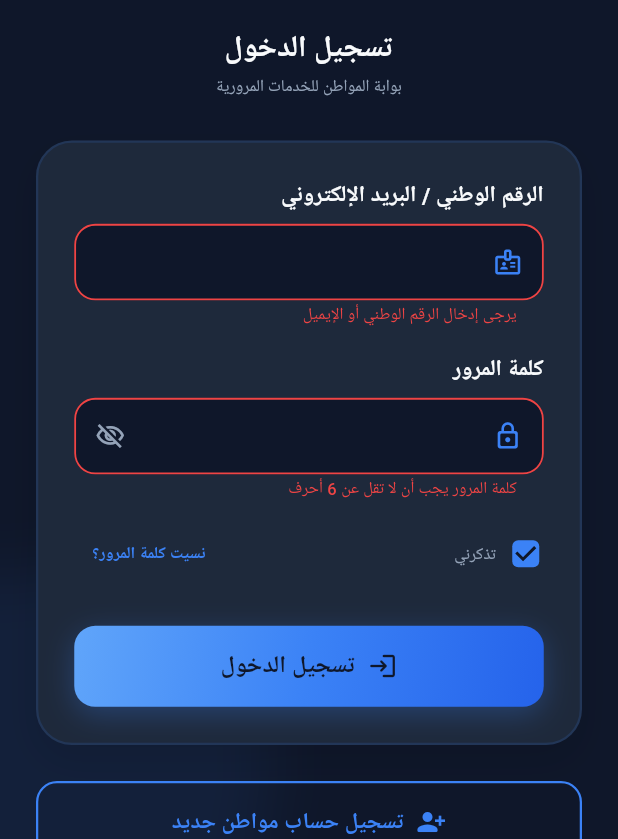
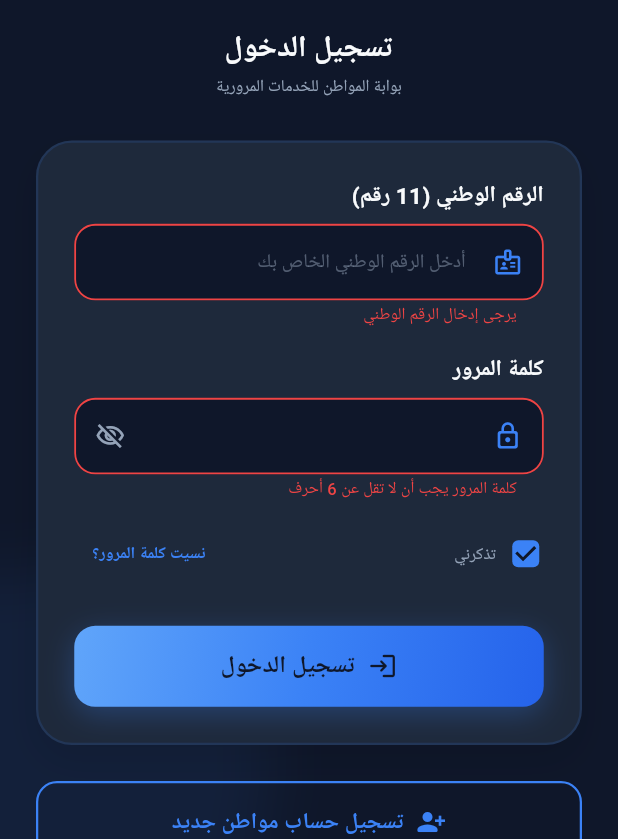
Before and after one commit to mohammednaldeen412-ux/smart-traffic-sudan, a Flutter app: the LoginScreen screen opened directly, after a tap on "تسجيل الدخول", on a phone screen of 412 x 824 dp, the part 397-1236 px from its top. Run offline on Flutter 3.47's test engine with Material 3 defaults, Android fonts, the phone set to English and light mode, and no system bars; our stand-ins replace cloud_firestore, cloud_functions, firebase_auth, firebase_core, firebase_messaging, flutter_secure_storage and 6 more; accounts and stored records are empty; Roboto replaces fonts that are missing (Cairo).

Commit message:
feat: login by national id and sync vehicles

```diff
--- a/lib/core/services/traffic_service.dart
+++ b/lib/core/services/traffic_service.dart
@@ -111,6 +111,7 @@ class TrafficService extends ChangeNotifier {
 
     // التحقق من صلاحيات المستخدم (ضابط أو مسؤول) لتحميل البيانات المناسبة
     String? officerBadge;
+    String? citizenNationalId;
     bool isAdmin = false;
     try {
       final userDoc = await _firestore.collection('users').doc(user.uid).get();
@@ -121,17 +122,23 @@ class TrafficService extends ChangeNotifier {
           officerBadge = data?['officerBadgeNumber'];
         } else if (role == 'admin') {
           isAdmin = true;
+        } else {
+          citizenNationalId = data?['nationalId'];
         }
       }
     } catch (e) {
       debugPrint('Error fetching user profile in TrafficService: $e');
     }
 
-    // الاستماع لمركبات المواطن
-    _vehiclesSub = _firestore.collection('vehicles')
-        .where('userId', isEqualTo: user.uid)
-        .snapshots()
-        .listen((snapshot) {
+    // الاستماع لمركبات المواطن (نبحث بالرقم الوطني أو بالـ userId كاحتياطي)
+    Query vehiclesQuery = _firestore.collection('vehicles');
+    if (citizenNationalId != null && citizenNationalId.isNotEmpty) {
+      vehiclesQuery = vehiclesQuery.where('ownerNationalId', isEqualTo: citizenNationalId);
+    } else {
+      vehiclesQuery = vehiclesQuery.where('userId', isEqualTo: user.uid);
+    }
+
+    _vehiclesSub = vehiclesQuery.snapshots().listen((snapshot) {
       _vehicles = snapshot.docs.map((doc) => VehicleModel.fromJson(doc.data())).toList();
       _isLoading = false;
       notifyListeners();
--- a/lib/screens/auth/login_screen.dart
+++ b/lib/screens/auth/login_screen.dart
@@ -217,12 +217,13 @@ class _LoginScreenState extends State<LoginScreen> {
                               children: [
                                 CustomTextField(
                                   controller: _identifierController,
-                                  label: 'الرقم الوطني / البريد الإلكتروني',
-                                  hint: '',
+                                  label: 'الرقم الوطني (11 رقم)',
+                                  hint: 'أدخل الرقم الوطني الخاص بك',
                                   prefixIcon: Icons.badge_outlined,
-                                  keyboardType: TextInputType.emailAddress,
+                                  keyboardType: TextInputType.number,
                                   validator: (val) {
-                                    if (val == null || val.trim().isEmpty) return 'يرجى إدخال الرقم الوطني أو الإيميل';
+                                    if (val == null || val.trim().isEmpty) return 'يرجى إدخال الرقم الوطني';
+                                    if (val.trim().length != 11) return 'الرقم الوطني يجب أن يتكون من 11 رقم';
                                     return null;
                                   },
                                 ),
```
Also changed, not shown: lib/core/services/auth_service.dart (+37 -5 lines), lib/screens/auth/register_screen.dart (+2 -10 lines).
